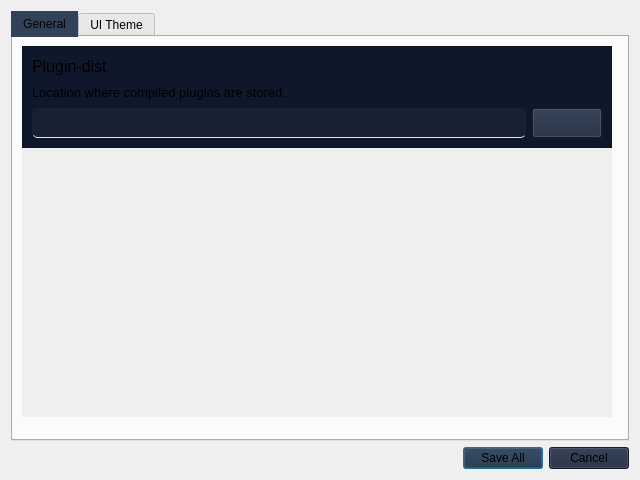
This is PluginBuilder/settings.ui in Mecanes-Org/PluginBuilder-source as Qt 5 draws it before an edit. The edited form follows.
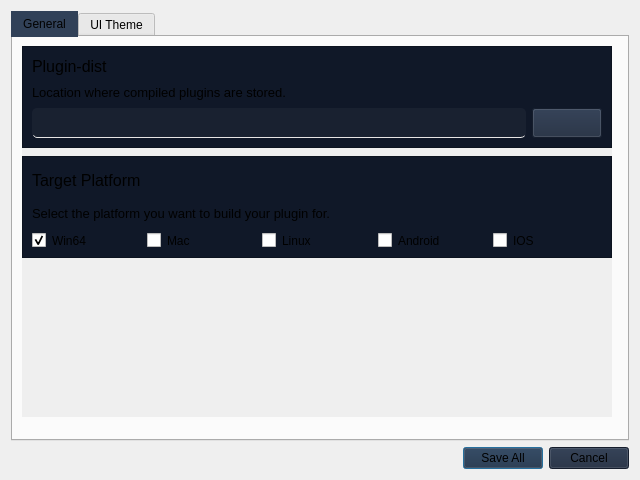
This is the edited form. Icons and pictures are not drawn.

Commit message: v0.6 - Update of the backup system and user interface - Minor code optimization - Reorganization of general settings - Refactoring of various functions - Minor reorganization of functions

What changed in the file:
```diff
--- a/PluginBuilder/settings.ui
+++ b/PluginBuilder/settings.ui
@@ -18,12 +18,12 @@
   background: #314158; 
 } 
 
-QScrollArea, QLineEdit {
+QScrollArea, QLineEdit, QLabel , QCheckBox{
 	border: none;
 }
 
-QFrame#frame_all_frame{
-	background-color: #0F172B;
+QFrame#frame_plugin_dist, QFrame#frame_target_platform {
+	background-color: #101828;
 }
 
 QLineEdit{
@@ -41,9 +41,10 @@
 	background-color: #0F172B; 
 }
 
-QLabel{
-	background-color: none;
-}</string>
+QLabel , QCheckBox{
+	background-color: none; 
+}
+</string>
   </property>
   <layout class="QVBoxLayout" name="verticalLayout_3">
    <item>
@@ -76,7 +77,7 @@
           <height>371</height>
          </rect>
         </property>
-        <widget class="QFrame" name="frame_all_frame">
+        <widget class="QFrame" name="frame_plugin_dist">
          <property name="geometry">
           <rect>
            <x>0</x>
@@ -135,7 +136,7 @@
              </widget>
             </item>
             <item>
-             <widget class="QPushButton" name="pushButton">
+             <widget class="QPushButton" name="pushButton_find_plugin_dist">
               <property name="minimumSize">
                <size>
                 <width>70</width>
@@ -163,6 +164,96 @@
           </item>
          </layout>
         </widget>
+        <widget class="QFrame" name="frame_target_platform">
+         <property name="geometry">
+          <rect>
+           <x>0</x>
+           <y>110</y>
+           <width>590</width>
+           <height>102</height>
+          </rect>
+         </property>
+         <property name="sizePolicy">
+          <sizepolicy hsizetype="Preferred" vsizetype="Preferred">
+           <horstretch>0</horstretch>
+           <verstretch>0</verstretch>
+          </sizepolicy>
+         </property>
+         <property name="frameShape">
+          <enum>QFrame::Shape::StyledPanel</enum>
+         </property>
+         <property name="frameShadow">
+          <enum>QFrame::Shadow::Raised</enum>
+         </property>
+         <layout class="QVBoxLayout" name="verticalLayout_4">
+          <item>
+           <widget class="QLabel" name="label_3">
+            <property name="font">
+             <font>
+              <pointsize>12</pointsize>
+             </font>
+            </property>
+            <property name="text">
+             <string notr="true">Target Platform</string>
+            </property>
+           </widget>
+          </item>
+          <item>
+           <widget class="QLabel" name="label_4">
+            <property name="font">
+             <font>
+              <pointsize>10</pointsize>
+             </font>
+            </property>
+            <property name="text">
+             <string>Select the platform you want to build your plugin for.</string>
+            </property>
+           </widget>
+          </item>
+          <item>
+           <layout class="QHBoxLayout" name="horizontalLayout_2">
+            <item>
+             <widget class="QCheckBox" name="checkBox_Win64">
+              <property name="text">
+               <string>Win64</string>
+              </property>
+              <property name="checked">
+               <bool>true</bool>
+              </property>
+             </widget>
+            </item>
+            <item>
+             <widget class="QCheckBox" name="checkBox_Mac">
+              <property name="text">
+               <string>Mac</string>
+              </property>
+             </widget>
+            </item>
+            <item>
+             <widget class="QCheckBox" name="checkBox_Linux">
+              <property name="text">
+               <string>Linux</string>
+              </property>
+             </widget>
+            </item>
+            <item>
+             <widget class="QCheckBox" name="checkBox_Android">
+              <property name="text">
+               <string>Android</string>
+              </property>
+             </widget>
+            </item>
+            <item>
+             <widget class="QCheckBox" name="checkBox_IOS">
+              <property name="text">
+               <string>IOS</string>
+              </property>
+             </widget>
+            </item>
+           </layout>
+          </item>
+         </layout>
+        </widget>
        </widget>
       </widget>
      </widget>
```
The commit also changes 9 other files.
